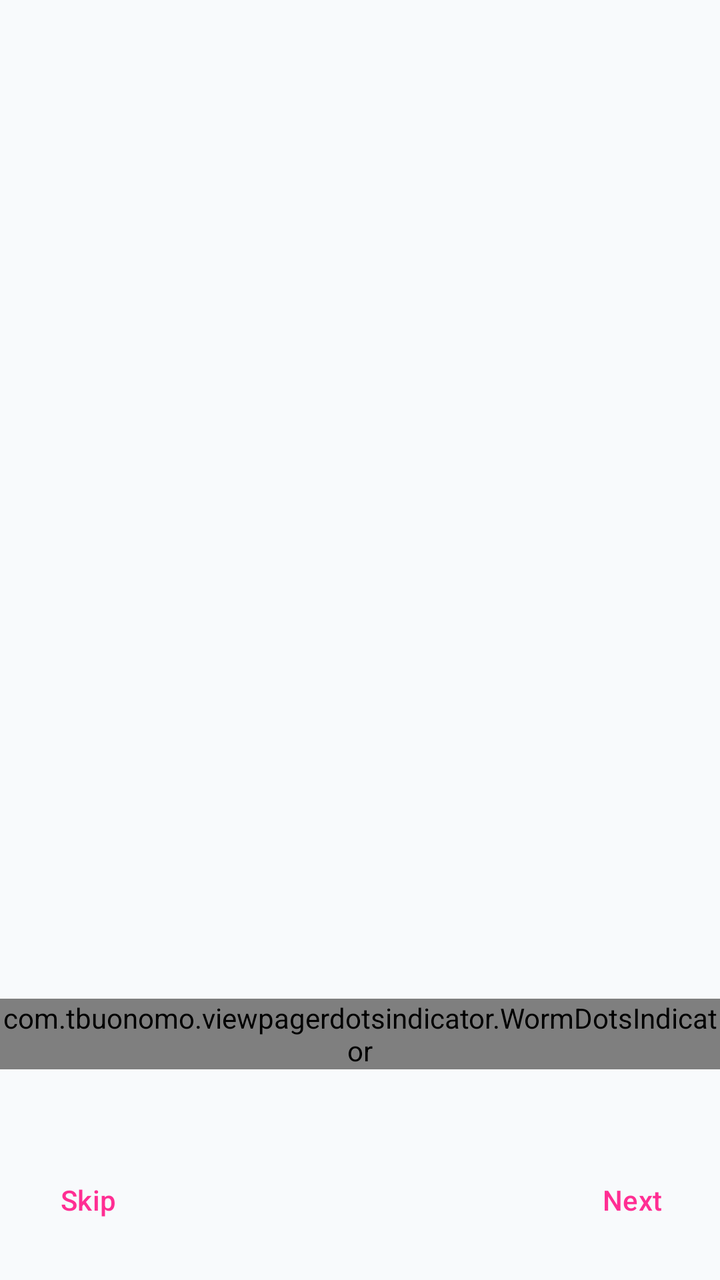
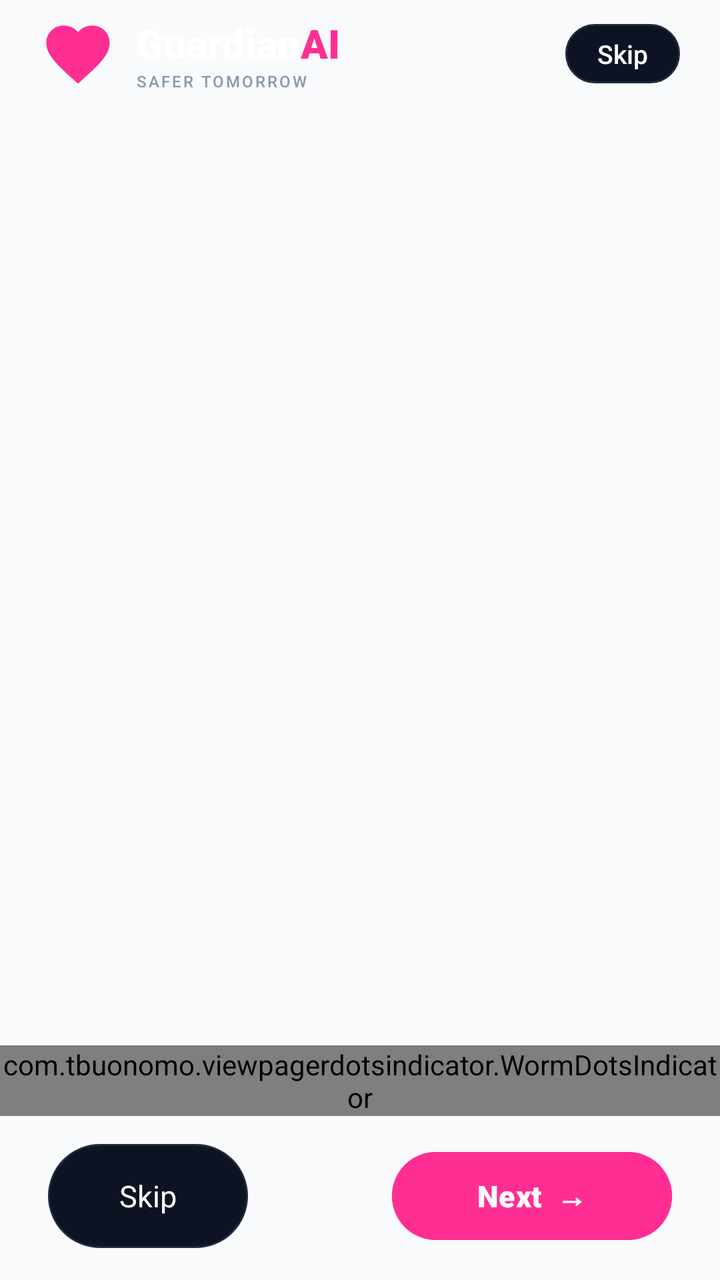

An Android layout rendered at two revisions. The XML below is the earlier revision; the diff shows what the commit changed to produce the second picture.
<!-- AndroidManifest.xml: application theme Theme.SheGuard -->
<!-- res/layout/view_onboarding_page.xml -->
<?xml version="1.0" encoding="utf-8"?>
<androidx.constraintlayout.motion.widget.MotionLayout xmlns:android="http://schemas.android.com/apk/res/android"
    xmlns:app="http://schemas.android.com/apk/res-auto"
    android:id="@+id/onboardingRoot"
    android:layout_width="match_parent"
    android:layout_height="match_parent"
    android:paddingBottom="@dimen/margin_16"
    app:layoutDescription="@xml/onboarding_main_scene">

    <androidx.viewpager2.widget.ViewPager2
        android:id="@+id/slider"
        android:layout_width="0dp"
        android:layout_height="0dp"
        app:layout_constraintBottom_toBottomOf="parent"
        app:layout_constraintEnd_toEndOf="parent"
        app:layout_constraintStart_toStartOf="parent"
        app:layout_constraintTop_toTopOf="parent" />

    <androidx.constraintlayout.widget.Guideline
        android:id="@+id/guideline"
        android:layout_width="wrap_content"
        android:layout_height="wrap_content"
        android:orientation="horizontal"
        app:layout_constraintGuide_percent="0.8" />

    <com.tbuonomo.viewpagerdotsindicator.WormDotsIndicator
        android:id="@+id/page_indicator"
        android:layout_width="wrap_content"
        android:layout_height="wrap_content"
        app:dotsColor="?attr/colorPrimary"
        app:dotsCornerRadius="8dp"
        app:dotsSize="@dimen/margin_8"
        app:dotsSpacing="@dimen/margin_8"
        app:dotsStrokeColor="?attr/colorPrimary"
        app:dotsStrokeWidth="1dp"
        app:layout_constraintEnd_toEndOf="parent"
        app:layout_constraintStart_toStartOf="parent"
        app:layout_constraintTop_toBottomOf="@+id/guideline" />

    <com.google.android.material.button.MaterialButton
        android:id="@+id/skipBtn"
        style="@style/Widget.Material3.Button.TextButton"
        android:layout_width="wrap_content"
        android:layout_height="wrap_content"
        android:text="@string/skip"
        app:layout_constraintBottom_toBottomOf="parent"
        app:layout_constraintStart_toStartOf="parent"
        app:layout_constraintTop_toBottomOf="@+id/page_indicator" />

    <com.google.android.material.button.MaterialButton
        android:id="@+id/startBtn"
        android:layout_width="wrap_content"
        android:layout_height="wrap_content"
        android:paddingHorizontal="@dimen/padding_30"
        android:paddingVertical="@dimen/margin_16"
        android:text="@string/get_started"
        android:textSize="16sp"
        app:cornerRadius="24dp"
        app:layout_constraintBottom_toBottomOf="parent"
        app:layout_constraintEnd_toStartOf="parent"
        app:layout_constraintStart_toEndOf="parent"
        app:layout_constraintTop_toBottomOf="@+id/page_indicator" />

    <com.google.android.material.button.MaterialButton
        android:id="@+id/nextBtn"
        style="@style/Widget.Material3.Button.TextButton"
        android:layout_width="wrap_content"
        android:layout_height="wrap_content"
        android:text="@string/next"
        app:layout_constraintBottom_toBottomOf="parent"
        app:layout_constraintEnd_toEndOf="parent"
        app:layout_constraintTop_toBottomOf="@+id/page_indicator" />

</androidx.constraintlayout.motion.widget.MotionLayout>
<!-- resources referenced by this layout -->
<resources>
  <dimen name="margin_16">16dp</dimen>
  <dimen name="margin_8">8dp</dimen>
  <dimen name="padding_30">30dp</dimen>
  <string name="get_started">Get started</string>
  <string name="next">Next</string>
  <string name="skip">Skip</string>
  <style name="Theme.SheGuard" parent="Base.Theme.SheGuard" />
  <style name="Base.Theme.SheGuard" parent="Theme.Material3.DayNight.NoActionBar">
          
          <item name="android:statusBarColor">@android:color/transparent</item>
          <item name="android:windowLightStatusBar">true</item>
  
          
          <item name="android:navigationBarColor">@android:color/transparent</item>
          <item name="android:windowLightNavigationBar">true</item>
  
          
          <item name="colorPrimary">@color/colorPrimary</item>
          <item name="colorPrimaryVariant">@color/colorPrimaryDark</item>
          <item name="colorSecondary">@color/colorAccent</item>
          <item name="android:windowBackground">@color/surface_background</item>
          <item name="colorSurface">@color/surface_card</item>
          <item name="colorOnSurface">@color/textColorPrimary</item>
      </style>
  <color name="colorPrimary">#FF2E93</color>
  <color name="colorPrimaryDark">#D81173</color>
  <color name="colorAccent">#10B981</color>
  <color name="surface_background">#F8FAFC</color>
  <color name="surface_card">#FFFFFF</color>
  <color name="textColorPrimary">#0F172A</color>
</resources>

<!-- the commit's change to res/layout/view_onboarding_page.xml (unified diff, before → after) -->
@@ -1,74 +1,178 @@
 <?xml version="1.0" encoding="utf-8"?>
-<androidx.constraintlayout.motion.widget.MotionLayout xmlns:android="http://schemas.android.com/apk/res/android"
+<androidx.constraintlayout.widget.ConstraintLayout xmlns:android="http://schemas.android.com/apk/res/android"
     xmlns:app="http://schemas.android.com/apk/res-auto"
+    xmlns:tools="http://schemas.android.com/tools"
     android:id="@+id/onboardingRoot"
     android:layout_width="match_parent"
     android:layout_height="match_parent"
-    android:paddingBottom="@dimen/margin_16"
-    app:layoutDescription="@xml/onboarding_main_scene">
+    android:background="@color/surface_background"
+    android:fitsSystemWindows="true">
 
+    
+    <RelativeLayout
+        android:id="@+id/layout_top_header"
+        android:layout_width="match_parent"
+        android:layout_height="wrap_content"
+        android:paddingStart="20dp"
+        android:paddingEnd="20dp"
+        android:paddingTop="12dp"
+        android:paddingBottom="4dp"
+        app:layout_constraintEnd_toEndOf="parent"
+        app:layout_constraintStart_toStartOf="parent"
+        app:layout_constraintTop_toTopOf="parent">
+
+        
+        <LinearLayout
+            android:layout_width="wrap_content"
+            android:layout_height="wrap_content"
+            android:layout_alignParentStart="true"
+            android:layout_centerVertical="true"
+            android:gravity="center_vertical"
+            android:orientation="horizontal">
+
+            <ImageView
+                android:layout_width="38dp"
+                android:layout_height="38dp"
+                android:contentDescription="@string/app_name"
+                android:src="@drawable/ic_logo_guardian_shield" />
+
+            <LinearLayout
+                android:layout_width="wrap_content"
+                android:layout_height="wrap_content"
+                android:layout_marginStart="10dp"
+                android:orientation="vertical">
+
+                <LinearLayout
+                    android:layout_width="wrap_content"
+                    android:layout_height="wrap_content"
+                    android:orientation="horizontal">
+
+                    <TextView
+                        android:layout_width="wrap_content"
+                        android:layout_height="wrap_content"
+                        android:fontFamily="sans-serif-black"
+                        android:text="Guardian"
+                        android:textColor="@color/white"
+                        android:textSize="20sp"
+                        android:textStyle="bold" />
+
+                    <TextView
+                        android:layout_width="wrap_content"
+                        android:layout_height="wrap_content"
+                        android:fontFamily="sans-serif-black"
+                        android:text="AI"
+                        android:textColor="#FF2E93"
+                        android:textSize="20sp"
+                        android:textStyle="bold" />
+                </LinearLayout>
+
+                <TextView
+                    android:layout_width="wrap_content"
+                    android:layout_height="wrap_content"
+                    android:fontFamily="sans-serif-medium"
+                    android:letterSpacing="0.12"
+                    android:text="SAFER TOMORROW"
+                    android:textColor="#8A99AD"
+                    android:textSize="8sp" />
+            </LinearLayout>
+        </LinearLayout>
+
+        
+        <TextView
+            android:id="@+id/btn_top_skip"
+            android:layout_width="wrap_content"
+            android:layout_height="wrap_content"
+            android:layout_alignParentEnd="true"
+            android:layout_centerVertical="true"
+            android:background="@drawable/bg_pill_skip_outline"
+            android:clickable="true"
+            android:focusable="true"
+            android:fontFamily="sans-serif-medium"
+            android:paddingHorizontal="16dp"
+            android:paddingVertical="6dp"
+            android:text="@string/skip"
+            android:textColor="@color/white"
+            android:textSize="13sp" />
+    </RelativeLayout>
+
+    
     <androidx.viewpager2.widget.ViewPager2
         android:id="@+id/slider"
         android:layout_width="0dp"
         android:layout_height="0dp"
-        app:layout_constraintBottom_toBottomOf="parent"
+        app:layout_constraintBottom_toTopOf="@+id/page_indicator"
         app:layout_constraintEnd_toEndOf="parent"
         app:layout_constraintStart_toStartOf="parent"
-        app:layout_constraintTop_toTopOf="parent" />
+        app:layout_constraintTop_toBottomOf="@+id/layout_top_header" />
 
-    <androidx.constraintlayout.widget.Guideline
-        android:id="@+id/guideline"
-        android:layout_width="wrap_content"
-        android:layout_height="wrap_content"
-        android:orientation="horizontal"
-        app:layout_constraintGuide_percent="0.8" />
-
+    
     <com.tbuonomo.viewpagerdotsindicator.WormDotsIndicator
         android:id="@+id/page_indicator"
         android:layout_width="wrap_content"
         android:layout_height="wrap_content"
-        app:dotsColor="?attr/colorPrimary"
+        android:layout_marginBottom="14dp"
+        app:dotsColor="#FF2E93"
         app:dotsCornerRadius="8dp"
-        app:dotsSize="@dimen/margin_8"
-        app:dotsSpacing="@dimen/margin_8"
-        app:dotsStrokeColor="?attr/colorPrimary"
-        app:dotsStrokeWidth="1dp"
+        app:dotsSize="8dp"
+        app:dotsSpacing="8dp"
+        app:dotsStrokeColor="#4A5568"
+        app:dotsStrokeWidth="1.5dp"
+        app:layout_constraintBottom_toTopOf="@+id/layout_bottom_actions"
         app:layout_constraintEnd_toEndOf="parent"
-        app:layout_constraintStart_toStartOf="parent"
-        app:layout_constraintTop_toBottomOf="@+id/guideline" />
+        app:layout_constraintStart_toStartOf="parent" />
 
-    <com.google.android.material.button.MaterialButton
-        android:id="@+id/skipBtn"
-        style="@style/Widget.Material3.Button.TextButton"
-        android:layout_width="wrap_content"
+    
+    <RelativeLayout
+        android:id="@+id/layout_bottom_actions"
+        android:layout_width="match_parent"
         android:layout_height="wrap_content"
-        android:text="@string/skip"
-        app:layout_constraintBottom_toBottomOf="parent"
-        app:layout_constraintStart_toStartOf="parent"
-        app:layout_constraintTop_toBottomOf="@+id/page_indicator" />
-
-    <com.google.android.material.button.MaterialButton
-        android:id="@+id/startBtn"
-        android:layout_width="wrap_content"
-        android:layout_height="wrap_content"
-        android:paddingHorizontal="@dimen/padding_30"
-        android:paddingVertical="@dimen/margin_16"
-        android:text="@string/get_started"
-        android:textSize="16sp"
-        app:cornerRadius="24dp"
-        app:layout_constraintBottom_toBottomOf="parent"
-        app:layout_constraintEnd_toStartOf="parent"
-        app:layout_constraintStart_toEndOf="parent"
-        app:layout_constraintTop_toBottomOf="@+id/page_indicator" />
-
-    <com.google.android.material.button.MaterialButton
-        android:id="@+id/nextBtn"
-        style="@style/Widget.Material3.Button.TextButton"
-        android:layout_width="wrap_content"
-        android:layout_height="wrap_content"
-        android:text="@string/next"
+        android:layout_marginBottom="16dp"
+        android:paddingStart="24dp"
+        android:paddingEnd="24dp"
         app:layout_constraintBottom_toBottomOf="parent"
         app:layout_constraintEnd_toEndOf="parent"
-        app:layout_constraintTop_toBottomOf="@+id/page_indicator" />
+        app:layout_constraintStart_toStartOf="parent">
 
-</androidx.constraintlayout.motion.widget.MotionLayout>
+        
+        <TextView
+            android:id="@+id/skipBtn"
+            android:layout_width="100dp"
+            android:layout_height="52dp"
+            android:layout_alignParentStart="true"
+            android:layout_centerVertical="true"
+            android:background="@drawable/bg_pill_skip_outline"
+            android:clickable="true"
+            android:focusable="true"
+            android:fontFamily="sans-serif-bold"
+            android:gravity="center"
+            android:text="@string/skip"
+            android:textColor="@color/white"
+            android:textSize="15sp" />
+
+        
+        <com.google.android.material.button.MaterialButton
+            android:id="@+id/nextBtn"
+            android:layout_width="140dp"
+            android:layout_height="52dp"
+            android:layout_alignParentEnd="true"
+            android:layout_centerVertical="true"
+            android:backgroundTint="#FF2E93"
+            android:elevation="4dp"
+            android:fontFamily="sans-serif-black"
+            android:gravity="center"
+            android:text="Next  →"
+            android:textColor="@color/white"
+            android:textSize="15sp"
+            android:textStyle="bold"
+            app:cornerRadius="26dp" />
+
+        
+        <com.google.android.material.button.MaterialButton
+            android:id="@+id/startBtn"
+            android:layout_width="1dp"
+            android:layout_height="1dp"
+            android:visibility="gone" />
+
+    </RelativeLayout>
+
+</androidx.constraintlayout.widget.ConstraintLayout>
<!-- resource entries referenced after the edit -->
@@ -1,10 +1,5 @@
 <!-- resources referenced by this layout -->
 <resources>
-  <dimen name="margin_16">16dp</dimen>
-  <dimen name="margin_8">8dp</dimen>
-  <dimen name="padding_30">30dp</dimen>
-  <string name="get_started">Get started</string>
-  <string name="next">Next</string>
   <string name="skip">Skip</string>
   <style name="Theme.SheGuard" parent="Base.Theme.SheGuard" />
   <style name="Base.Theme.SheGuard" parent="Theme.Material3.DayNight.NoActionBar">
@@ -28,6 +23,28 @@
   <color name="colorPrimaryDark">#D81173</color>
   <color name="colorAccent">#10B981</color>
   <color name="surface_background">#F8FAFC</color>
+  <color name="white">#FFFFFFFF</color>
+  <!-- drawable bg_pill_skip_outline (drawable) -->
+  <?xml version="1.0" encoding="utf-8"?>
+  <shape xmlns:android="http://schemas.android.com/apk/res/android"
+      android:shape="rectangle">
+      <solid android:color="#0D1322" />
+      <corners android:radius="26dp" />
+      <stroke
+          android:width="1dp"
+          android:color="#1F293D" />
+  </shape>
+  <!-- drawable ic_logo_guardian_shield (drawable) -->
+  <vector xmlns:android="http://schemas.android.com/apk/res/android"
+      android:width="32dp"
+      android:height="32dp"
+      android:viewportWidth="24"
+      android:viewportHeight="24">
+      <path
+          android:fillColor="#FF2E93"
+          android:pathData="M12,21.35l-1.45,-1.32C5.4,15.36 2,12.28 2,8.5 2,5.42 4.42,3 7.5,3c1.74,0 3.41,0.81 4.5,2.09C13.09,3.81 14.76,3 16.5,3 19.58,3 22,5.42 22,8.5c0,3.78 -3.4,6.86 -8.55,11.54L12,21.35z"/>
+  </vector>
+  <string name="app_name" translatable="false">GuardianAI</string>
   <color name="surface_card">#FFFFFF</color>
   <color name="textColorPrimary">#0F172A</color>
 </resources>
